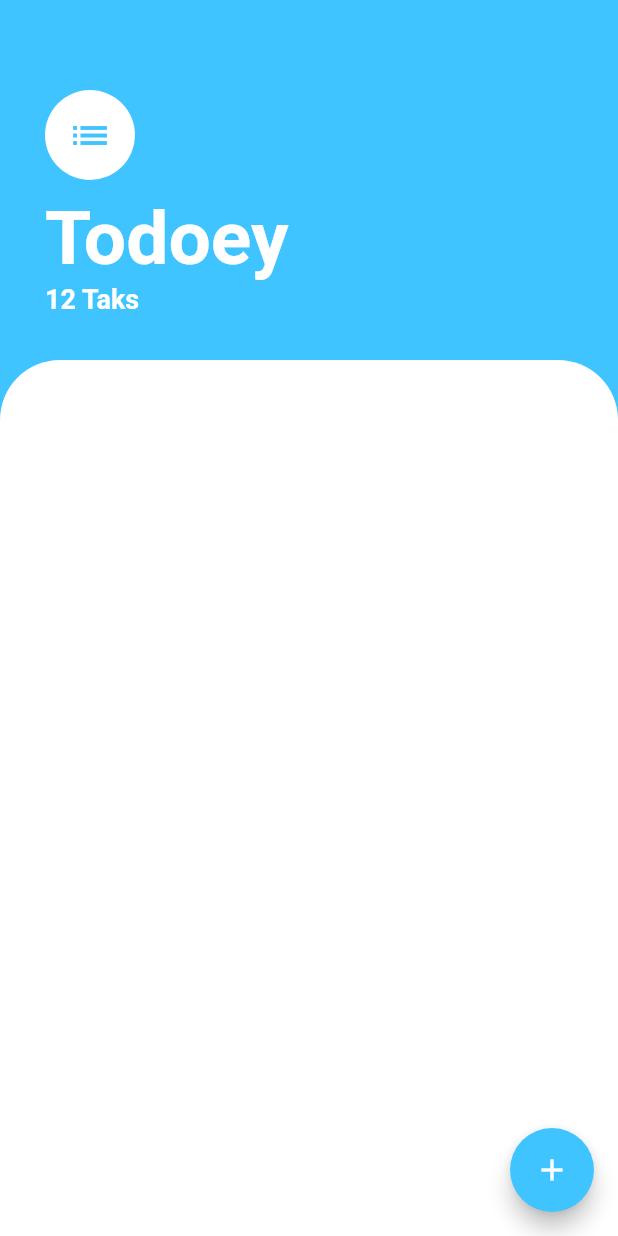
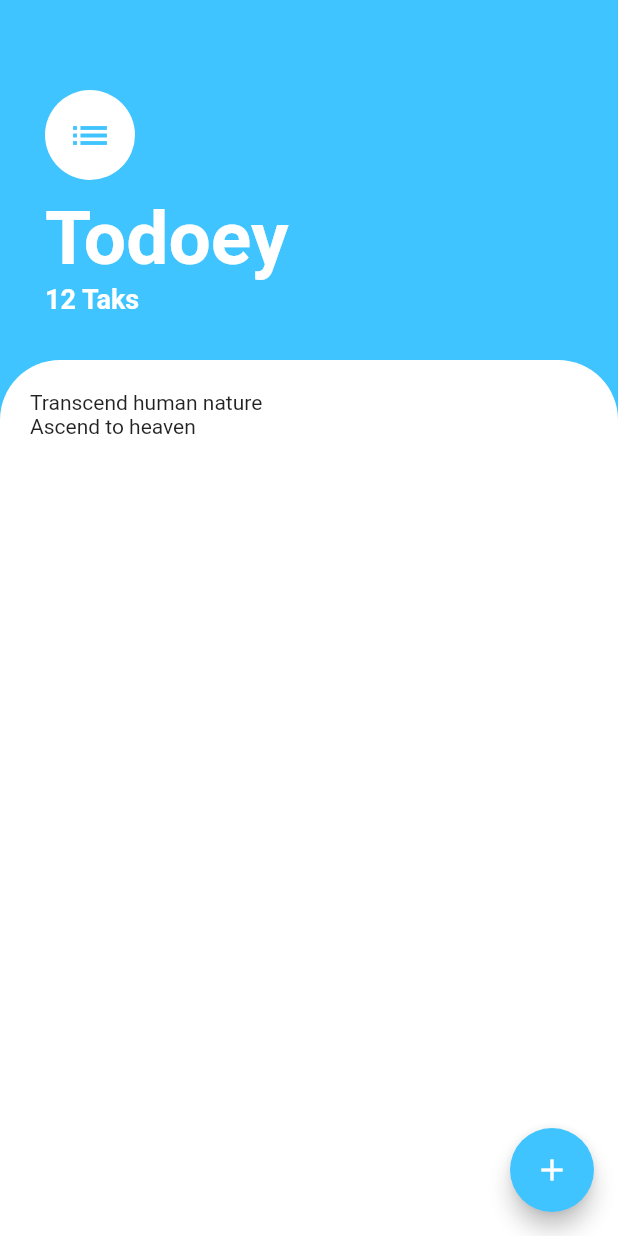
Before and after one commit to vfolz/todoey, a Flutter app: the screen it shows after launch, on a phone screen of 412 x 824 dp. Run offline on Flutter 3.47's test engine with Material 2 defaults, Android fonts, the phone set to English and light mode, and no system bars.

Commit message:
add listview

```diff
--- a/lib/screens/task_screen.dart
+++ b/lib/screens/task_screen.dart
@@ -50,12 +50,16 @@ class TaskScreen extends StatelessWidget {
           ),
           Expanded(
             child: Container(
-              decoration: BoxDecoration(
-                  color: Colors.white,
-                  borderRadius: BorderRadius.only(
-                      topLeft: Radius.circular(40),
-                      topRight: Radius.circular(40))),
-            ),
+                decoration: BoxDecoration(
+                    color: Colors.white,
+                    borderRadius: BorderRadius.only(
+                        topLeft: Radius.circular(40),
+                        topRight: Radius.circular(40))),
+                child: ListView(
+                  padding: const EdgeInsets.all(20),
+                  children: <Widget>[Text('Transcend human nature'),
+                  Text('Ascend to heaven')],
+                )),
           )
         ],
       ),
```
